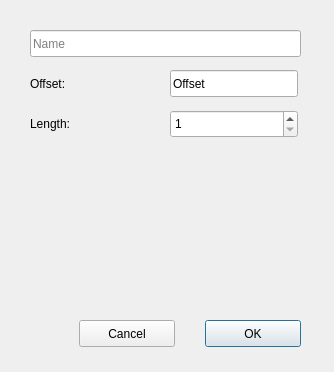
strobejb/q22, file bookmarks.ui: the form before one commit.
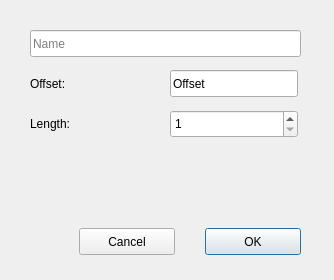
The form after the commit. Custom widgets are drawn as their Qt base class.

```diff
--- a/bookmarks.ui
+++ b/bookmarks.ui
@@ -7,7 +7,7 @@
     <x>0</x>
     <y>0</y>
     <width>334</width>
-    <height>372</height>
+    <height>280</height>
    </rect>
   </property>
   <property name="windowTitle">
@@ -17,7 +17,7 @@
    <property name="geometry">
     <rect>
      <x>205</x>
-     <y>320</y>
+     <y>228</y>
      <width>96</width>
      <height>27</height>
     </rect>
@@ -77,7 +77,7 @@
      <x>30</x>
      <y>160</y>
      <width>271</width>
-     <height>114</height>
+     <height>38</height>
     </rect>
    </property>
   </widget>
@@ -85,7 +85,7 @@
    <property name="geometry">
     <rect>
      <x>79</x>
-     <y>320</y>
+     <y>228</y>
      <width>96</width>
      <height>27</height>
     </rect>
```
